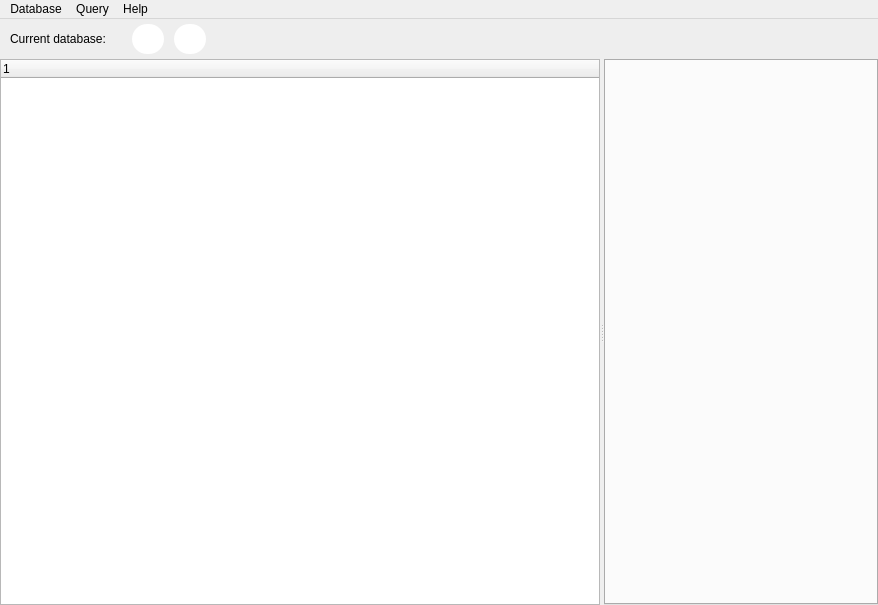
Old version of the form NBAdmin_cmake/mainwindow.ui in the repository gitnitrosbase/QtAdmin.
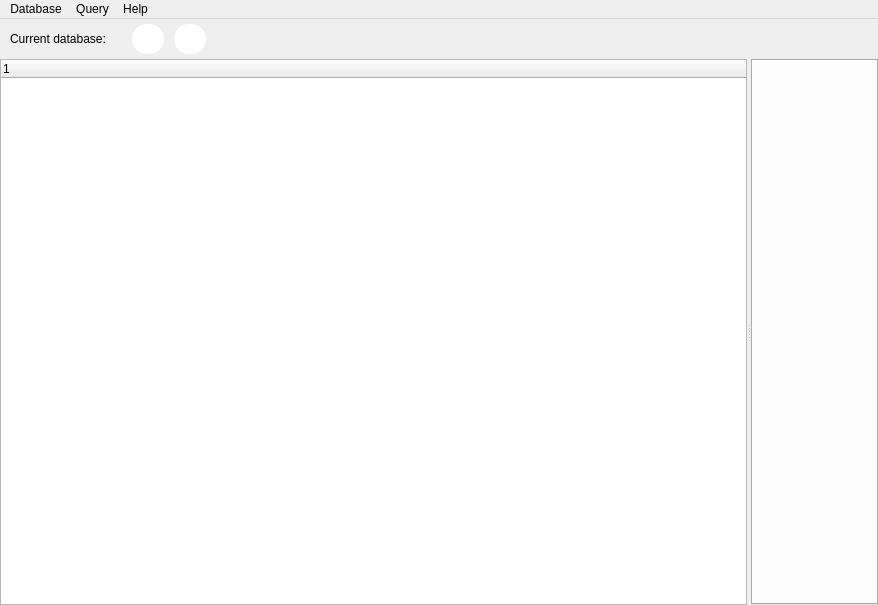
New version of the form. Icons and pictures are not drawn.

```diff
--- a/NBAdmin_cmake/mainwindow.ui
+++ b/NBAdmin_cmake/mainwindow.ui
@@ -251,15 +251,9 @@
        <enum>Qt::Horizontal</enum>
       </property>
       <widget class="QTreeWidget" name="treeWidget">
-       <property name="minimumSize">
-        <size>
-         <width>102</width>
-         <height>0</height>
-        </size>
-       </property>
        <property name="maximumSize">
         <size>
-         <width>600</width>
+         <width>16777215</width>
          <height>16777215</height>
         </size>
        </property>
```
Left out of the diff: 2 changed lines with no effect on the pictures.
